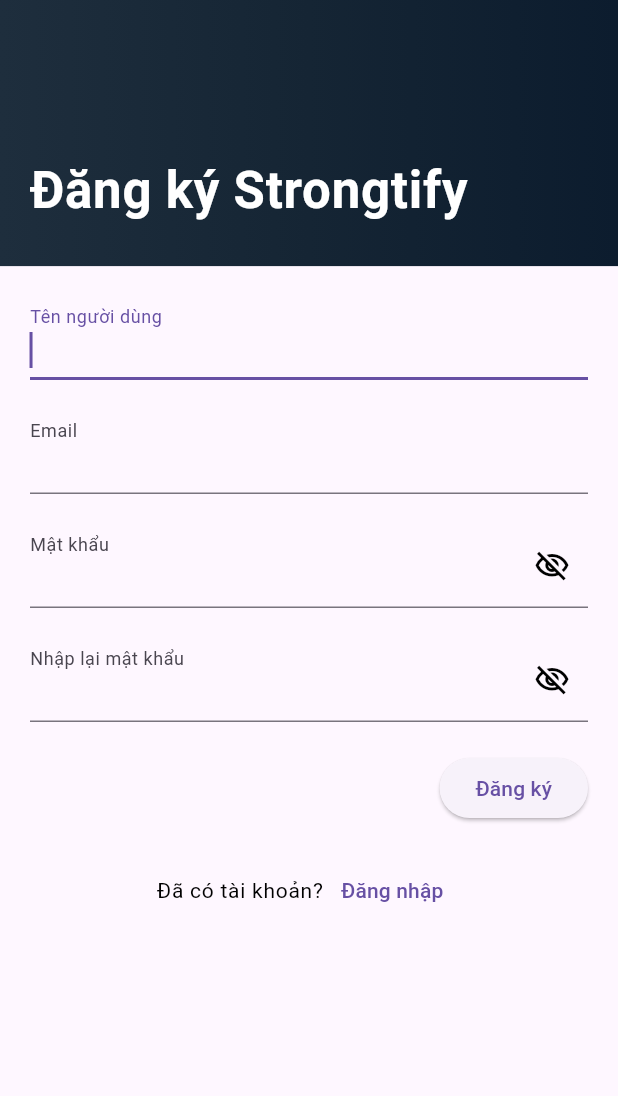
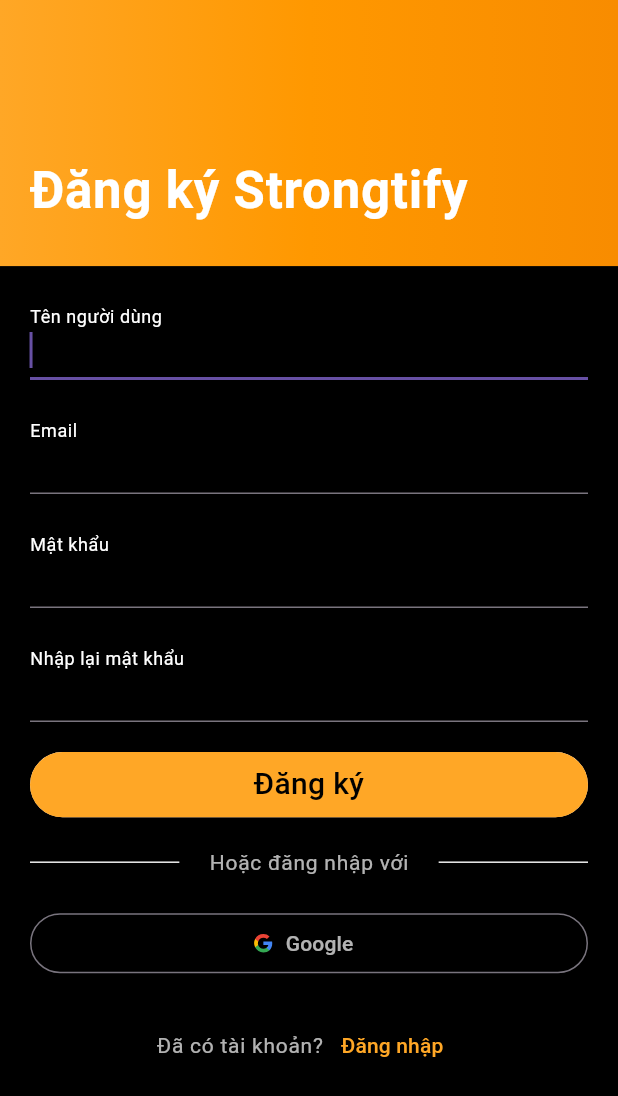
Before and after one commit to VuStrong/Strongtify, a Flutter app: the screen it shows after launch, after a tap on "Đăng nhập", after a tap on "Đăng ký", on a phone screen of 412 x 824 dp. Shown: the top 1096 px of the screen. Run offline on Flutter 3.47's test engine with Material 3 defaults, Android fonts, the phone set to English and light mode, and no system bars; our stand-ins replace equatable, flutter_bloc, flutter_svg; Roboto replaces fonts that are missing (Ubuntu).

Commit message:
Add auth bloc and change ui in login, register screen

```diff
--- /dev/null
+++ b/strongtify_mobile_app/lib/blocs/auth/auth_bloc.dart
@@ -0,0 +1,28 @@
+import 'package:flutter_bloc/flutter_bloc.dart';
+import 'package:strongtify_mobile_app/blocs/auth/auth_event.dart';
+import 'package:strongtify_mobile_app/blocs/auth/auth_state.dart';
+
+import '../../enums/status.dart';
+
+class AuthBloc extends Bloc<AuthEvent, AuthState> {
+  AuthBloc() : super(AuthState.init()) {
+    on<AuthInitialize>(onInitialize);
+
+    add(AuthInitialize());
+  }
+
+  Future<void> onInitialize(
+      AuthInitialize event, Emitter<AuthState> emit) async {
+    emit(state.copyWith(
+      status: Status.inProgress
+    ));
+
+    await Future.delayed(Duration(seconds: 3));
+
+    emit(state.copyWith(
+        status: Status.success
+    ));
+
+    return;
+  }
+}
--- /dev/null
+++ b/strongtify_mobile_app/lib/blocs/auth/auth_event.dart
@@ -0,0 +1,41 @@
+import 'package:equatable/equatable.dart';
+
+abstract class AuthEvent extends Equatable {}
+
+class AuthInitialize extends AuthEvent {
+  @override
+  List<Object?> get props => <Object?>[];
+}
+
+class AuthLogin extends AuthEvent {
+  AuthLogin({
+    required this.email,
+    required this.password,
+  });
+
+  final String email;
+  final String password;
+
+  @override
+  List<Object?> get props => <Object?>[email, password];
+}
+
+class AuthRegister extends AuthEvent {
+  AuthRegister({
+    required this.name,
+    required this.email,
+    required this.password,
+  });
+
+  final String name;
+  final String email;
+  final String password;
+
+  @override
+  List<Object?> get props => <Object?>[name, email, password];
+}
+
+class AuthLogout extends AuthEvent {
+  @override
+  List<Object?> get props => <Object?>[];
+}
--- /dev/null
+++ b/strongtify_mobile_app/lib/blocs/auth/auth_state.dart
@@ -0,0 +1,27 @@
+import 'package:strongtify_mobile_app/enums/status.dart';
+
+import '../../models/user.dart';
+
+class AuthState {
+  const AuthState({
+    this.user,
+    required this.status,
+  });
+
+  final User? user;
+  final Status status;
+
+  static AuthState init() {
+    return const AuthState(status: Status.success, user: null);
+  }
+
+  AuthState copyWith({
+    User? user,
+    Status? status,
+  }) {
+    return AuthState(
+      user: user ?? this.user,
+      status: status ?? this.status,
+    );
+  }
+}
--- /dev/null
+++ b/strongtify_mobile_app/lib/components/button.dart
@@ -0,0 +1,48 @@
+import 'package:flutter/material.dart';
+import 'package:strongtify_mobile_app/constants/color_constants.dart';
+
+class Button extends StatelessWidget {
+  const Button(
+      {super.key,
+      required this.buttonText,
+      this.isOutlined = false,
+      required this.onPressed,
+      this.width});
+
+  final String buttonText;
+  final bool isOutlined;
+  final Function onPressed;
+  final double? width;
+
+  @override
+  Widget build(BuildContext context) {
+    return GestureDetector(
+      onTap: () {
+        onPressed();
+      },
+      child: Material(
+        borderRadius: BorderRadius.circular(30),
+        elevation: 4,
+        child: Container(
+          width: width,
+          padding: const EdgeInsets.all(5),
+          decoration: BoxDecoration(
+            color: isOutlined ? Colors.black : ColorConstants.primary,
+            border: Border.all(color: ColorConstants.primary, width: 2.2),
+            borderRadius: BorderRadius.circular(30),
+          ),
+          child: Center(
+            child: Text(
+              buttonText,
+              style: TextStyle(
+                fontWeight: FontWeight.w500,
+                fontSize: 20,
+                color: isOutlined ? Colors.white70 : Colors.black,
+              ),
+            ),
+          ),
+        ),
+      ),
+    );
+  }
+}
--- a/strongtify_mobile_app/lib/components/text_input.dart
+++ b/strongtify_mobile_app/lib/components/text_input.dart
@@ -46,12 +46,15 @@
         decoration: InputDecoration(
           suffixIcon: suffixIcon,
           labelText: labelText,
+          labelStyle: const TextStyle(
+            color: Colors.white
+          ),
           floatingLabelBehavior: FloatingLabelBehavior.always,
         ),
         onTapOutside: (event) => FocusScope.of(context).unfocus(),
         style: const TextStyle(
           fontWeight: FontWeight.w500,
-          color: Colors.black,
+          color: Colors.white,
         ),
       ),
     );
--- a/strongtify_mobile_app/lib/constants/color_constants.dart
+++ b/strongtify_mobile_app/lib/constants/color_constants.dart
@@ -2,13 +2,11 @@
 
 abstract final class ColorConstants {
   static const Color primary = Color(0xFFFFA726);
-  static const Color darkBlue = Color(0xff1E2E3D);
-  static const Color darkerBlue = Color(0xff152534);
-  static const Color darkestBlue = Color(0xff0C1C2E);
+  static const Color background = Colors.black;
 
   static const List<Color> defaultGradient = [
-    darkBlue,
-    darkerBlue,
-    darkestBlue,
+    Color(0xFFFFA726),
+    Color(0xFFFF9800),
+    Color(0xFFF88C00),
   ];
 }
--- /dev/null
+++ b/strongtify_mobile_app/lib/enums/status.dart
@@ -0,0 +1,5 @@
+enum Status {
+  inProgress,
+  success,
+  failure,
+}
--- a/strongtify_mobile_app/lib/main.dart
+++ b/strongtify_mobile_app/lib/main.dart
@@ -1,28 +1,54 @@
 import 'package:flutter/material.dart';
+import 'package:flutter_bloc/flutter_bloc.dart';
+import 'package:strongtify_mobile_app/blocs/auth/auth_bloc.dart';
+import 'package:strongtify_mobile_app/blocs/auth/auth_state.dart';
 import 'package:strongtify_mobile_app/screens/auth/login_screen.dart';
 import 'package:strongtify_mobile_app/screens/auth/register_screen.dart';
+import 'package:strongtify_mobile_app/screens/home_screen.dart';
+
+import 'enums/status.dart';
 
 void main() {
-  runApp(const MyApp());
+  runApp(const StrongtifyApp());
 }
 
-class MyApp extends StatelessWidget {
-  const MyApp({super.key});
+class StrongtifyApp extends StatelessWidget {
+  const StrongtifyApp({super.key});
 
   @override
   Widget build(BuildContext context) {
-    return MaterialApp(
-      theme: ThemeData(
-          textTheme: const TextTheme(
-        bodyMedium: TextStyle(
-          fontFamily: 'Ubuntu',
+    return MultiBlocProvider(
+      providers: <BlocProvider<dynamic>>[
+        BlocProvider<AuthBloc>(
+          lazy: false,
+          create: (BuildContext context) => AuthBloc(),
         ),
-      )),
-      initialRoute: LoginScreen.id,
-      routes: {
-        LoginScreen.id: (context) => const LoginScreen(),
-        RegisterScreen.id: (context) => const RegisterScreen(),
-      },
+      ],
+      child: MaterialApp(
+        title: 'Strongtify',
+        debugShowCheckedModeBanner: false,
+        theme: ThemeData(
+          primarySwatch: Colors.blue,
+        ),
+        home: BlocConsumer<AuthBloc, AuthState>(
+          listener: (context, state) {},
+          builder: (context, AuthState state) {
+            if (state.status == Status.inProgress) {
+              return const CircularProgressIndicator();
+            }
+
+            if (state.user != null) {
+              return const HomeScreen();
+            } else {
+              return const LoginScreen();
+            }
+          },
+        ),
+        routes: {
+          LoginScreen.id: (context) => const LoginScreen(),
+          RegisterScreen.id: (context) => const RegisterScreen(),
+        },
+      ),
     );
   }
 }
--- /dev/null
+++ b/strongtify_mobile_app/lib/models/user.dart
@@ -0,0 +1,11 @@
+class User {
+  User({
+    required this.id,
+    required this.name,
+    required this.email,
+  });
+
+  final String id;
+  final String name;
+  final String email;
+}
--- a/strongtify_mobile_app/lib/screens/auth/login_screen.dart
+++ b/strongtify_mobile_app/lib/screens/auth/login_screen.dart
@@ -1,7 +1,12 @@
 import 'package:flutter/material.dart';
+import 'package:flutter_bloc/flutter_bloc.dart';
 import 'package:flutter_svg/flutter_svg.dart';
+import 'package:strongtify_mobile_app/blocs/auth/auth_bloc.dart';
+import 'package:strongtify_mobile_app/blocs/auth/auth_state.dart';
+import 'package:strongtify_mobile_app/components/button.dart';
 
 import 'package:strongtify_mobile_app/components/text_input.dart';
+import 'package:strongtify_mobile_app/constants/color_constants.dart';
 import 'package:strongtify_mobile_app/constants/regex_constants.dart';
 import 'package:strongtify_mobile_app/screens/auth/register_screen.dart';
 import 'package:strongtify_mobile_app/utils/common_widgets/gradient_background.dart';
@@ -44,7 +49,10 @@
 
   @override
   Widget build(BuildContext context) {
-    return Scaffold(
+    return BlocListener<AuthBloc, AuthState>(
+      listener: (context, state) {},
+      child: Scaffold(
+        backgroundColor: ColorConstants.background,
         body: ListView(
           padding: EdgeInsets.zero,
           children: [
@@ -75,7 +83,6 @@
                       labelText: 'Email',
                       keyboardType: TextInputType.emailAddress,
                       textInputAction: TextInputAction.next,
-                    onChanged: (_) => _formKey.currentState?.validate(),
                       validator: (value) {
                         return value!.isEmpty
                             ? 'Hãy nhập địa chỉ email'
@@ -93,7 +100,6 @@
                           labelText: 'Mật khẩu',
                           textInputAction: TextInputAction.done,
                           keyboardType: TextInputType.visiblePassword,
-                        onChanged: (_) => _formKey.currentState?.validate(),
                           validator: (value) {
                             return value!.isEmpty ? 'Hãy nhập mật khẩu' : null;
                           },
@@ -116,10 +122,13 @@
                     ),
                     TextButton(
                       onPressed: () {},
-                    child: const Text('Quên mật khẩu?'),
+                      child: const Text(
+                        'Quên mật khẩu?',
+                        style: TextStyle(color: ColorConstants.primary),
+                      ),
                     ),
                     const SizedBox(height: 20),
-                  ElevatedButton(
+                    Button(
                       onPressed: () {
                         if (_formKey.currentState!.validate()) {
                           ScaffoldMessenger.of(context).showSnackBar(
@@ -127,23 +136,19 @@
                           );
                         }
                       },
-                    child: const Text('Đăng nhập'),
+                      buttonText: 'Đăng nhập',
                     ),
                     const SizedBox(height: 20),
                     Row(
                       children: [
                         Expanded(child: Divider(color: Colors.grey.shade200)),
-                      Padding(
-                        padding: const EdgeInsets.symmetric(horizontal: 20),
-                        child: Text(
-                          'Hoặc đăng nhập với',
-                          style: const TextStyle(
-                            color: Colors.grey,
+                        const Padding(
+                          padding: EdgeInsets.symmetric(horizontal: 20),
+                          child: Text('Hoặc đăng nhập với',
+                              style: TextStyle(
+                                color: Colors.white70,
                                 letterSpacing: 0.5,
-                          ).copyWith(
-                            color: Colors.black,
-                          ),
-                        ),
+                              )),
                         ),
                         Expanded(child: Divider(color: Colors.grey.shade200)),
                       ],
@@ -158,7 +163,7 @@
                                 width: 14),
                             label: const Text(
                               'Google',
-                            style: TextStyle(color: Colors.black),
+                              style: TextStyle(color: Colors.white70),
                             ),
                           ),
                         ),
@@ -171,24 +176,29 @@
             Row(
               mainAxisAlignment: MainAxisAlignment.center,
               children: [
-              Text(
+                const Text(
                   'Chưa có tài khoản?',
-                style: const TextStyle(
-                  color: Colors.grey,
+                  style: TextStyle(
+                    color: Colors.white70,
                     letterSpacing: 0.5,
-                ).copyWith(color: Colors.black),
+                  ),
                 ),
                 const SizedBox(width: 4),
                 TextButton(
                   onPressed: () {
-                  Navigator.pushNamedAndRemoveUntil(context, RegisterScreen.id, (route) => false);
+                    Navigator.pushNamedAndRemoveUntil(
+                        context, RegisterScreen.id, (route) => false);
                   },
-                child: const Text('Đăng ký'),
+                  child: const Text(
+                    'Đăng ký',
+                    style: TextStyle(color: ColorConstants.primary),
+                  ),
                 ),
               ],
             ),
           ],
         ),
+      ),
     );
   }
 }
--- a/strongtify_mobile_app/lib/screens/auth/register_screen.dart
+++ b/strongtify_mobile_app/lib/screens/auth/register_screen.dart
@@ -1,8 +1,14 @@
 import 'package:flutter/material.dart';
+import 'package:flutter_bloc/flutter_bloc.dart';
+import 'package:flutter_svg/flutter_svg.dart';
+import 'package:strongtify_mobile_app/blocs/auth/auth_bloc.dart';
+import 'package:strongtify_mobile_app/blocs/auth/auth_state.dart';
+import 'package:strongtify_mobile_app/components/button.dart';
 import 'package:strongtify_mobile_app/components/text_input.dart';
 import 'package:strongtify_mobile_app/constants/regex_constants.dart';
 import 'package:strongtify_mobile_app/screens/auth/login_screen.dart';
 
+import '../../constants/color_constants.dart';
 import '../../utils/common_widgets/gradient_background.dart';
 
 class RegisterScreen extends StatefulWidget {
@@ -50,7 +56,10 @@
 
   @override
   Widget build(BuildContext context) {
-    return Scaffold(
+    return BlocListener<AuthBloc, AuthState>(
+        listener: (context, state) {},
+        child: Scaffold(
+          backgroundColor: ColorConstants.background,
           body: ListView(
             children: [
               const GradientBackground(
@@ -77,9 +86,10 @@
                         labelText: 'Tên người dùng',
                         keyboardType: TextInputType.name,
                         textInputAction: TextInputAction.next,
-                    onChanged: (value) => _formKey.currentState?.validate(),
                         validator: (value) {
-                      return value!.isEmpty ? 'Hãy nhập tên người dùng' : null;
+                          return value!.isEmpty
+                              ? 'Hãy nhập tên người dùng'
+                              : null;
                         },
                         controller: nameController,
                       ),
@@ -88,7 +98,6 @@
                         controller: emailController,
                         textInputAction: TextInputAction.next,
                         keyboardType: TextInputType.emailAddress,
-                    onChanged: (_) => _formKey.currentState?.validate(),
                         validator: (value) {
                           return value!.isEmpty
                               ? 'Hãy nhập địa chỉ email'
@@ -106,7 +115,6 @@
                             labelText: 'Mật khẩu',
                             textInputAction: TextInputAction.next,
                             keyboardType: TextInputType.visiblePassword,
-                        onChanged: (_) => _formKey.currentState?.validate(),
                             validator: (value) {
                               return value!.isEmpty
                                   ? 'Hãy nhập mật khẩu'
@@ -150,7 +158,6 @@
                             obscureText: confirmPasswordObscure,
                             textInputAction: TextInputAction.done,
                             keyboardType: TextInputType.visiblePassword,
-                        onChanged: (_) => _formKey.currentState?.validate(),
                             validator: (value) {
                               return value!.isEmpty
                                   ? 'Hãy nhập lại mật khẩu'
@@ -186,15 +193,48 @@
                           );
                         },
                       ),
-                  ElevatedButton(
+                      Button(
                         onPressed: () {
                           if (_formKey.currentState!.validate()) {
                             ScaffoldMessenger.of(context).showSnackBar(
-                          const SnackBar(content: Text('Processing Register')),
+                              const SnackBar(
+                                  content: Text('Processing Register')),
                             );
                           }
                         },
-                    child: const Text('Đăng ký'),
+                        buttonText: 'Đăng ký',
+                      ),
+                      const SizedBox(height: 20),
+                      Row(
+                        children: [
+                          Expanded(child: Divider(color: Colors.grey.shade200)),
+                          const Padding(
+                            padding: EdgeInsets.symmetric(horizontal: 20),
+                            child: Text('Hoặc đăng nhập với',
+                                style: TextStyle(
+                                  color: Colors.white70,
+                                  letterSpacing: 0.5,
+                                )),
+                          ),
+                          Expanded(child: Divider(color: Colors.grey.shade200)),
+                        ],
+                      ),
+                      const SizedBox(height: 20),
+                      Row(
+                        children: [
+                          Expanded(
+                            child: OutlinedButton.icon(
+                              onPressed: () {},
+                              icon: SvgPicture.asset(
+                                  'assets/vectors/google.svg',
+                                  width: 14),
+                              label: const Text(
+                                'Google',
+                                style: TextStyle(color: Colors.white70),
+                              ),
+                            ),
+                          ),
+                        ],
                       ),
                     ],
                   ),
@@ -203,23 +243,27 @@
               Row(
                 mainAxisAlignment: MainAxisAlignment.center,
                 children: [
-              Text(
+                  const Text(
                     'Đã có tài khoản?',
-                style: const TextStyle(
-                  color: Colors.grey,
+                    style: TextStyle(
+                      color: Colors.white70,
                       letterSpacing: 0.5,
-                ).copyWith(color: Colors.black),
+                    ),
                   ),
                   TextButton(
                     onPressed: () {
-                  Navigator.pushNamedAndRemoveUntil(context, LoginScreen.id, (route) => false);
+                      Navigator.pushNamedAndRemoveUntil(
+                          context, LoginScreen.id, (route) => false);
                     },
-                child: const Text('Đăng nhập'),
+                    child: const Text(
+                      'Đăng nhập',
+                      style: TextStyle(color: ColorConstants.primary),
+                    ),
                   ),
                 ],
               ),
             ],
           ),
-    );
+        ));
   }
 }
--- a/strongtify_mobile_app/pubspec.yaml
+++ b/strongtify_mobile_app/pubspec.yaml
@@ -38,6 +38,7 @@
   flutter_svg: ^2.0.9
   flutter_bloc: ^8.1.3
   flutter_secure_storage: ^9.0.0
+  equatable: ^2.0.5
 
 dev_dependencies:
   flutter_test:
```
Also changed, not shown: strongtify_mobile_app/pubspec.lock. Lines whose indentation alone changed are shown as unchanged.
